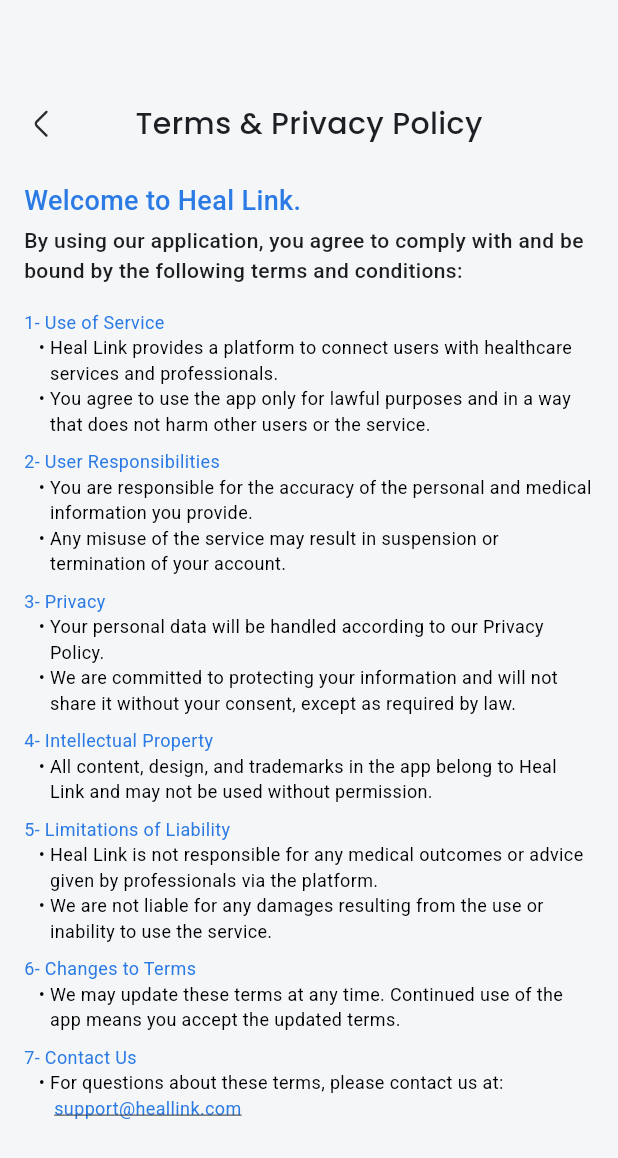
After one commit to youssefkamal2030/HealLink, a Flutter app: the PrivacyPolicyView screen opened by its route, on a phone screen of 412 x 824 dp. The commit adds this screen. Shown: the top 1158 px of the screen. Run offline on Flutter 3.47's test engine with Material 3 defaults, Android fonts, the phone set to English and light mode, and no system bars; our stand-ins replace dio, dots_indicator, firebase_core, fl_chart, flutter_svg, go_router and 1 more; accounts and stored records are empty; Roboto replaces fonts that are missing (Poppins).

Commit message:
finish Terms & Privacy Policy

```diff
--- a/Flutter/heal_link/lib/core/utils/app_router.dart
+++ b/Flutter/heal_link/lib/core/utils/app_router.dart
@@ -20,6 +20,7 @@ import 'package:heal_link/features/doctor/doctor_home/presentation/views/prescri
 import 'package:heal_link/features/doctor/doctor_home/presentation/views/total_patient_view.dart';
 import 'package:heal_link/features/doctor/doctor_notifications/presentation/views/doctor_notification_view.dart';
 import 'package:heal_link/features/doctor/doctor_profile/presentation/views/doctor_profile_view_body.dart';
+import 'package:heal_link/features/doctor/doctor_profile/presentation/views/privacy_policy_view.dart';
 import 'package:heal_link/features/doctor/doctor_search/presentation/views/doctor_search_view.dart';
 import 'package:heal_link/features/doctor/personal_information/presentation/views/personal_info.dart';
 import 'package:heal_link/features/doctor/prescriptions/presentation/views/prescription.dart';
@@ -71,6 +72,7 @@ abstract class AppRouter {
   static const pastSurgeriesView = '/PastSurgeriesView';
   static const allergiesView = '/AllergiesView';
   static const chronicDiseasesView = '/ChronicDiseasesView';
+  static const privacyPolicy = '/PrivacyPolicyView';
 
 
   //* Patient Views
@@ -278,6 +280,12 @@ abstract class AppRouter {
           return ChronicDiseasesView();
         },
       ),
+      GoRoute(
+        path: privacyPolicy,
+        builder: (BuildContext context, GoRouterState state) {
+          return PrivacyPolicyView();
+        },
+      ),
     ],
   );
 }
--- a/Flutter/heal_link/lib/features/doctor/doctor_profile/presentation/views/doctor_profile_view_body.dart
+++ b/Flutter/heal_link/lib/features/doctor/doctor_profile/presentation/views/doctor_profile_view_body.dart
@@ -92,6 +92,7 @@ class DoctorProfileViewBody extends StatelessWidget {
             ProfileListTile(
               img: AppImages.terms,
               title: S.of(context).terms_and_privacy_policy,
+              onTap:() =>  context.push(AppRouter.privacyPolicy),
             ),
             SizedBox(height: 8),
             ProfileListTile(
--- /dev/null
+++ b/Flutter/heal_link/lib/features/doctor/doctor_profile/presentation/views/privacy_policy_view.dart
@@ -0,0 +1,194 @@
+import 'package:flutter/material.dart';
+import 'package:url_launcher/url_launcher.dart';
+import '../../../../../core/widgets/custom_app_bar_pop_widget.dart';
+import '../../../../../generated/l10n.dart';
+
+class PrivacyPolicyView extends StatelessWidget {
+  const PrivacyPolicyView({super.key});
+
+  @override
+  Widget build(BuildContext context) {
+    return Scaffold(
+      body: SingleChildScrollView(
+        child: Padding(
+          padding: const EdgeInsets.only(
+            top: 4.0,
+            bottom: 16,
+            left: 16,
+            right: 16,
+          ),
+          child: Column(
+            children: [
+              CustomAppBarPopWidget(
+                text: S.of(context).terms_and_privacy_policy,
+              ),
+              const SizedBox(height: 24),
+
+              // Intro text
+              Column(
+                crossAxisAlignment: CrossAxisAlignment.start,
+                children: [
+                  Text(
+                    S.of(context).privacy_intro_title,
+                    style: const TextStyle(
+                      color: Color(0xFF2C7BE5),
+                      fontSize: 18,
+                      fontFamily: 'Poppins',
+                      fontWeight: FontWeight.w500,
+                    ),
+                  ),
+                  const SizedBox(height: 3),
+                  Text(
+                    S.of(context).privacy_intro_subtitle,
+                    style: const TextStyle(
+                      color: Color(0xFF1C1E22),
+                      fontSize: 14,
+                      fontFamily: 'Poppins',
+                      fontWeight: FontWeight.w500,
+                    ),
+                  ),
+                ],
+              ),
+              const SizedBox(height: 16),
+
+              // Sections
+              BulletSection(
+                title: S.of(context).privacy_section1_title,
+                bullets: [
+                  S.of(context).privacy_section1_bullet1,
+                  S.of(context).privacy_section1_bullet2,
+                ],
+              ),
+              BulletSection(
+                title: S.of(context).privacy_section2_title,
+                bullets: [
+                  S.of(context).privacy_section2_bullet1,
+                  S.of(context).privacy_section2_bullet2,
+                ],
+              ),
+              BulletSection(
+                title: S.of(context).privacy_section3_title,
+                bullets: [
+                  S.of(context).privacy_section3_bullet1,
+                  S.of(context).privacy_section3_bullet2,
+                ],
+              ),
+              BulletSection(
+                title: S.of(context).privacy_section4_title,
+                bullets: [
+                  S.of(context).privacy_section4_bullet1,
+                ],
+              ),
+              BulletSection(
+                title: S.of(context).privacy_section5_title,
+                bullets: [
+                  S.of(context).privacy_section5_bullet1,
+                  S.of(context).privacy_section5_bullet2,
+                ],
+              ),
+              BulletSection(
+                title: S.of(context).privacy_section6_title,
+                bullets: [
+                  S.of(context).privacy_section6_bullet1,
+                ],
+              ),
+              BulletSection(
+                title: S.of(context).privacy_section7_title,
+                bullets: [
+                  S.of(context).privacy_section7_bullet1,
+                ],
+                email: "support@heallink.com",
+              ),
+            ],
+          ),
+        ),
+      ),
+    );
+  }
+}
+
+/// Reusable widget for bullet sections
+class BulletSection extends StatelessWidget {
+  final String title;
+  final List<String> bullets;
+  final String? email;
+
+  const BulletSection({
+    super.key,
+    required this.title,
+    required this.bullets,
+    this.email,
+  });
+
+  @override
+  Widget build(BuildContext context) {
+    return Column(
+      crossAxisAlignment: CrossAxisAlignment.start,
+      children: [
+        Text(
+          '$title      ',
+          style: const TextStyle(
+            color: Color(0xFF2C7BE5),
+            fontSize: 12,
+            fontFamily: 'Poppins',
+            fontWeight: FontWeight.w400,
+          ),
+        ),
+        ...bullets.map(
+              (point) => Row(
+            crossAxisAlignment: CrossAxisAlignment.start,
+            children: [
+              const Text(
+                '   • ',
+                style: TextStyle(
+                  color: Colors.black,
+                  fontSize: 12,
+                  fontFamily: 'Poppins',
+                  fontWeight: FontWeight.w400,
+                ),
+              ),
+              Expanded(
+                child: Text(
+                  point,
+                  style: const TextStyle(
+                    color: Colors.black,
+                    fontSize: 12,
+                    fontFamily: 'Poppins',
+                    fontWeight: FontWeight.w400,
+                  ),
+                  maxLines: 5,
+                  overflow: TextOverflow.ellipsis,
+                ),
+              ),
+            ],
+          ),
+        ),
+        if (email != null)
+          Row(
+            children: [
+              const SizedBox(width: 20),
+              GestureDetector(
+                onTap: () async {
+                  final Uri uri = Uri(scheme: 'mailto', path: email);
+                  if (await canLaunchUrl(uri)) {
+                    await launchUrl(uri);
+                  }
+                },
+                child: Text(
+                  email!,
+                  style: const TextStyle(
+                    color: Color(0xFF2C7BE5),
+                    decoration: TextDecoration.underline,
+                    fontSize: 12,
+                    fontFamily: 'Poppins',
+                    fontWeight: FontWeight.w400,
+                  ),
+                ),
+              ),
+            ],
+          ),
+        const SizedBox(height: 8),
+      ],
+    );
+  }
+}
--- a/Flutter/heal_link/lib/l10n/intl_ar.arb
+++ b/Flutter/heal_link/lib/l10n/intl_ar.arb
@@ -120,5 +120,25 @@
   "who_can_view_my_profile": "من يمكنه رؤية ملفي الشخصي",
   "login_alerts": "تنبيهات تسجيل الدخول",
   "biometric_authentication": "المصادقة البيومترية",
-  "show_my_availability_status": "إظهار حالة توفري"
+  "show_my_availability_status": "إظهار حالة توفري",
+  "privacy_intro_title": "مرحبًا بك في Heal Link.",
+  "privacy_intro_subtitle": "باستخدامك لتطبيقنا، فإنك توافق على الالتزام بالشروط والأحكام التالية:",
+  "privacy_section1_title": "1- استخدام الخدمة",
+  "privacy_section1_bullet1": "يوفر Heal Link منصة لربط المستخدمين بخدمات ومنشآت الرعاية الصحية.",
+  "privacy_section1_bullet2": "توافق على استخدام التطبيق فقط للأغراض المشروعة وبطريقة لا تضر بالمستخدمين الآخرين أو الخدمة.",
+  "privacy_section2_title": "2- مسؤوليات المستخدم",
+  "privacy_section2_bullet1": "أنت مسؤول عن دقة المعلومات الشخصية والطبية التي تقدمها.",
+  "privacy_section2_bullet2": "قد يؤدي أي إساءة استخدام للخدمة إلى تعليق أو إنهاء حسابك.",
+  "privacy_section3_title": "3- الخصوصية",
+  "privacy_section3_bullet1": "سيتم التعامل مع بياناتك الشخصية وفقًا لسياسة الخصوصية الخاصة بنا.",
+  "privacy_section3_bullet2": "نحن ملتزمون بحماية معلوماتك ولن نشاركها دون موافقتك إلا إذا كان ذلك مطلوبًا بموجب القانون.",
+  "privacy_section4_title": "4- الملكية الفكرية",
+  "privacy_section4_bullet1": "جميع المحتويات والتصاميم والعلامات التجارية في التطبيق مملوكة لشركة Heal Link ولا يجوز استخدامها بدون إذن.",
+  "privacy_section5_title": "5- حدود المسؤولية",
+  "privacy_section5_bullet1": "لا تتحمل Heal Link أي مسؤولية عن النتائج الطبية أو النصائح المقدمة من قبل المهنيين عبر المنصة.",
+  "privacy_section5_bullet2": "نحن غير مسؤولين عن أي أضرار ناتجة عن استخدام أو عدم القدرة على استخدام الخدمة.",
+  "privacy_section6_title": "6- التغييرات على الشروط",
+  "privacy_section6_bullet1": "يجوز لنا تحديث هذه الشروط في أي وقت. استمرار استخدامك للتطبيق يعني موافقتك على الشروط المحدثة.",
+  "privacy_section7_title": "7- اتصل بنا",
+  "privacy_section7_bullet1": "للاستفسارات حول هذه الشروط، يرجى الاتصال بنا على:"
 }
--- a/Flutter/heal_link/lib/l10n/intl_en.arb
+++ b/Flutter/heal_link/lib/l10n/intl_en.arb
@@ -120,5 +120,26 @@
   "who_can_view_my_profile": "Who can view my profile",
   "login_alerts": "Login Alerts",
   "biometric_authentication": "Biometric Authentication",
-  "show_my_availability_status": "Show my Availability Status"
+  "show_my_availability_status": "Show my Availability Status",
+  "privacy_intro_title": "Welcome to Heal Link.",
+  "privacy_intro_subtitle": "By using our application, you agree to comply with and be bound by the following terms and conditions:",
+  "privacy_section1_title": "1- Use of Service",
+  "privacy_section1_bullet1": "Heal Link provides a platform to connect users with healthcare services and professionals.",
+  "privacy_section1_bullet2": "You agree to use the app only for lawful purposes and in a way that does not harm other users or the service.",
+  "privacy_section2_title": "2- User Responsibilities",
+  "privacy_section2_bullet1": "You are responsible for the accuracy of the personal and medical information you provide.",
+  "privacy_section2_bullet2": "Any misuse of the service may result in suspension or termination of your account.",
+  "privacy_section3_title": "3- Privacy",
+  "privacy_section3_bullet1": "Your personal data will be handled according to our Privacy Policy.",
+  "privacy_section3_bullet2": "We are committed to protecting your information and will not share it without your consent, except as required by law.",
+  "privacy_section4_title": "4- Intellectual Property",
+  "privacy_section4_bullet1": "All content, design, and trademarks in the app belong to Heal Link and may not be used without permission.",
+  "privacy_section5_title": "5- Limitations of Liability",
+  "privacy_section5_bullet1": "Heal Link is not responsible for any medical outcomes or advice given by professionals via the platform.",
+  "privacy_section5_bullet2": "We are not liable for any damages resulting from the use or inability to use the service.",
+  "privacy_section6_title": "6- Changes to Terms",
+  "privacy_section6_bullet1": "We may update these terms at any time. Continued use of the app means you accept the updated terms.",
+  "privacy_section7_title": "7- Contact Us",
+  "privacy_section7_bullet1": "For questions about these terms, please contact us at:"
+
 }
--- a/Flutter/heal_link/pubspec.yaml
+++ b/Flutter/heal_link/pubspec.yaml
@@ -24,6 +24,7 @@ dependencies:
   intl_utils: ^2.8.11
   qr_flutter: ^4.1.0
   skeletonizer: ^2.1.0+1
+  url_launcher: ^6.3.0
 
 dev_dependencies:
   flutter_lints: ^5.0.0
```
Also changed, not shown: Flutter/heal_link/lib/generated/intl/messages_ar.dart, Flutter/heal_link/lib/generated/intl/messages_en.dart, Flutter/heal_link/lib/generated/l10n.dart, Flutter/heal_link/pubspec.lock, 5 other files.
